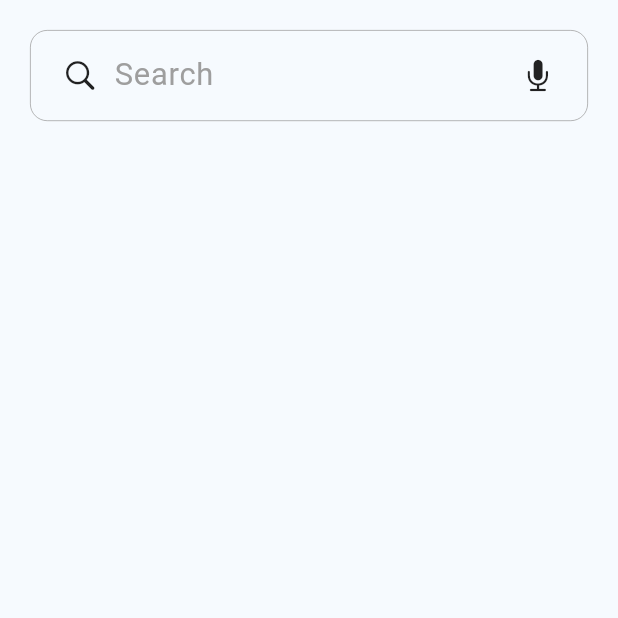
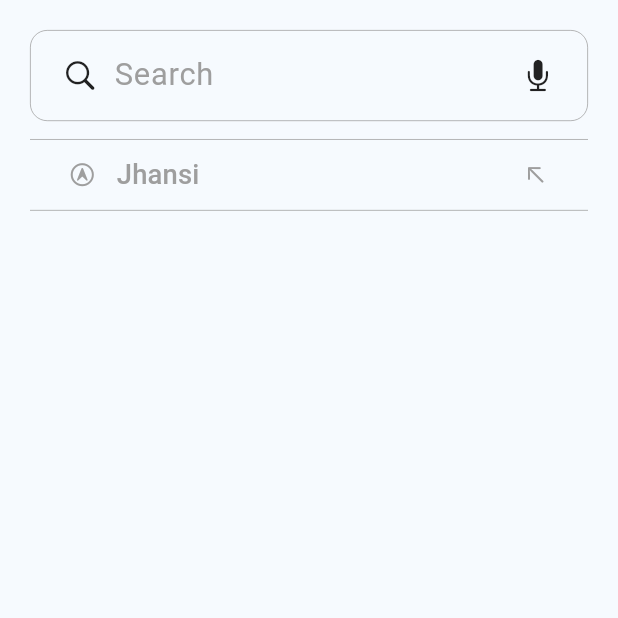
Before and after one commit to TheScriptRailoth/TinySky, a Flutter app: the SearchScreen screen opened directly, on a phone screen of 412 x 824 dp, the top half of it. Run offline on Flutter 3.47's test engine with Material 3 defaults, Android fonts, the phone set to English and light mode, and no system bars; our stand-ins replace flutter_screenutil, geocoding, geolocator, google_fonts, lottie.

Commit message:
TinySky: Added Location Tile
Signed-off-by: Ashutosh <am3718440@gmail.com>

```diff
--- a/lib/presentation/pages/search_screen.dart
+++ b/lib/presentation/pages/search_screen.dart
@@ -54,10 +54,42 @@ class _SearchScreenState extends State<SearchScreen> {
                    ],
                  ),
                ),
-             )
+             ),
+             SizedBox(height: 10.h,),
+             LocationListTile('Jhansi')
            ],
         ),
       ),
     );
   }
+
+  Widget LocationListTile(String location){
+    return Container(
+      height: 40.h,
+      width: double.infinity,
+      decoration: BoxDecoration(
+        border: Border.symmetric(horizontal: BorderSide(color: Colors.grey, width: 0.5))
+      ),
+      child: TextButton(
+          onPressed: (){},
+          child: Row(
+            children: [
+              Container(
+                width: 40.w,
+                height: 30.h,
+                child: Icon(CupertinoIcons.location_circle, color: Colors.grey,),
+              ),
+              Expanded(
+                  child: Text(location, style: TextStyle(color: Colors.grey, fontSize: 16.sp), overflow: TextOverflow.ellipsis,),
+              ),
+              Container(
+                width: 40.w,
+                height: 30.h,
+                child: Icon(CupertinoIcons.arrow_up_left, color: Colors.grey,),
+              ),
+            ],
+          )
+      ),
+    );
+  }
 }
```
